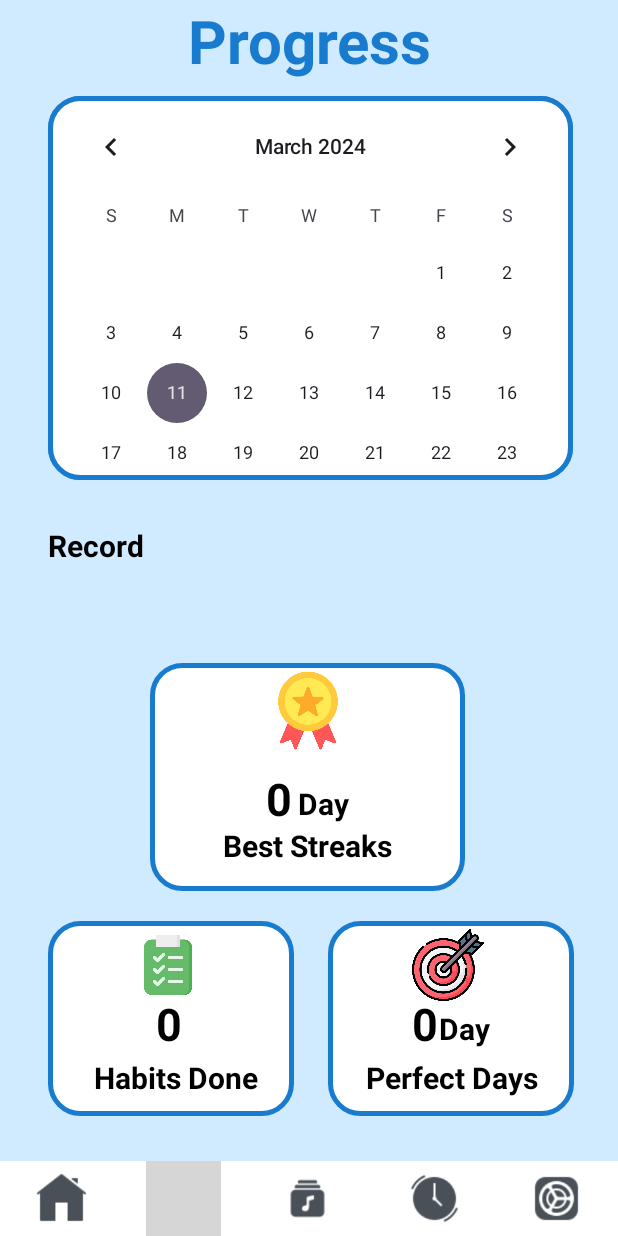
After one commit to TruongDang23/project_mobile_habit_tracked, an Android app: the Progress_total screen opened directly, with no data from a screen before it, on a phone screen of 412 x 824 dp. The commit adds this screen. Run offline under Robolectric (Android 15) with nearby library versions, the phone set to English and light mode, and no system bars; grey boxes are pictures that could not be loaded.

Commit message:
Progress_total
Xong Progress_total

```diff
--- a/app/src/main/java/com/example/finalproject/MainActivity.java
+++ b/app/src/main/java/com/example/finalproject/MainActivity.java
@@ -8,7 +8,7 @@ import android.widget.Button;
 import android.view.View;
 
 public class MainActivity extends AppCompatActivity {
-    Button btnWelcome, btnHomeMain;
+    Button btnWelcome, btnHomeMain, btnProgress;
 
     @Override
     protected void onCreate(Bundle savedInstanceState) {
@@ -27,5 +27,12 @@ public class MainActivity extends AppCompatActivity {
             startActivity(intent);
         });
 
+        btnProgress=findViewById(R.id.button2);
+        btnProgress.setOnClickListener(new View.OnClickListener() {
+            @Override
+            public void onClick(View v) {
+                setContentView(R.layout.activity_progress_total);
+            }
+        });
     }
 }
--- /dev/null
+++ b/app/src/main/java/com/example/finalproject/Progress_total.java
@@ -0,0 +1,16 @@
+package com.example.finalproject;
+
+import androidx.appcompat.app.AppCompatActivity;
+
+import android.os.Bundle;
+
+import com.example.finalproject.R;
+
+public class Progress_total extends AppCompatActivity {
+
+    @Override
+    protected void onCreate(Bundle savedInstanceState) {
+        super.onCreate(savedInstanceState);
+        setContentView(R.layout.activity_progress_total);
+    }
+}
--- a/app/src/main/res/drawable/btn_background.xml
+++ b/app/src/main/res/drawable/btn_background.xml
@@ -2,6 +2,7 @@
 <shape xmlns:android="http://schemas.android.com/apk/res/android"
     android:padding="8dp"
     android:shape="rectangle">
+    <solid android:color="@color/white"/>
     <stroke
         android:width="3dp"
         android:color="#187BCE" />
--- a/app/src/main/res/layout/activity_main.xml
+++ b/app/src/main/res/layout/activity_main.xml
@@ -36,7 +36,7 @@
                 android:id="@+id/button2"
                 android:layout_width="wrap_content"
                 android:layout_height="wrap_content"
-                android:text="Button 2" />
+                android:text="Progress" />
             <Button
                 android:layout_margin="10dp"
                 android:id="@+id/button3"
--- /dev/null
+++ b/app/src/main/res/layout/activity_progress_total.xml
@@ -0,0 +1,304 @@
+<?xml version="1.0" encoding="utf-8"?>
+<androidx.constraintlayout.widget.ConstraintLayout xmlns:android="http://schemas.android.com/apk/res/android"
+    xmlns:app="http://schemas.android.com/apk/res-auto"
+    xmlns:tools="http://schemas.android.com/tools"
+    android:layout_width="match_parent"
+    android:layout_height="match_parent"
+    tools:context=".Progress_total"
+    android:background="#d0ebff">
+
+    <CalendarView
+        android:background="@drawable/btn_background"
+        android:id="@+id/calendarView"
+        android:layout_width="350dp"
+        android:layout_height="256dp"
+        android:layout_marginStart="32dp"
+        android:layout_marginTop="64dp"
+        app:layout_constraintStart_toStartOf="parent"
+        app:layout_constraintTop_toTopOf="parent" />
+
+    <TextView
+        android:id="@+id/textView14"
+        android:layout_width="match_parent"
+        android:layout_height="wrap_content"
+        android:text="Progress"
+        android:gravity="center"
+        android:textColor="@color/Blue"
+        android:textSize="40dp"
+        android:textStyle="bold"
+        app:layout_constraintStart_toStartOf="parent"
+        app:layout_constraintTop_toTopOf="parent" />
+
+    <androidx.constraintlayout.widget.ConstraintLayout
+        android:layout_width="210dp"
+        android:layout_height="152dp"
+        android:layout_marginStart="100dp"
+        android:layout_marginBottom="230dp"
+        android:background="@drawable/btn_background"
+        app:layout_constraintBottom_toBottomOf="parent"
+        app:layout_constraintStart_toStartOf="parent">
+
+        <ImageView
+            android:id="@+id/imageView4"
+            android:layout_width="68dp"
+            android:layout_height="55dp"
+            android:layout_marginTop="4dp"
+            android:background="@color/white"
+            app:layout_constraintEnd_toEndOf="parent"
+            app:layout_constraintStart_toStartOf="parent"
+            app:layout_constraintTop_toTopOf="parent"
+            app:srcCompat="@drawable/ic_medal" />
+
+        <TextView
+            android:id="@+id/textView24"
+            android:layout_width="36dp"
+            android:layout_height="27dp"
+            android:layout_marginTop="80dp"
+            android:layout_marginEnd="75dp"
+            android:text="Day"
+            android:textSize="20dp"
+            android:textStyle="bold"
+            android:textColor="@color/black"
+            app:layout_constraintEnd_toEndOf="parent"
+            app:layout_constraintTop_toTopOf="parent" />
+
+        <TextView
+            android:id="@+id/textView26"
+            android:layout_width="wrap_content"
+            android:layout_height="wrap_content"
+            android:layout_marginTop="108dp"
+            android:text="Best Streaks"
+            android:textSize="20sp"
+            android:textStyle="bold"
+            android:textColor="@color/black"
+            app:layout_constraintEnd_toEndOf="parent"
+            app:layout_constraintStart_toStartOf="parent"
+            app:layout_constraintTop_toTopOf="parent" />
+
+        <TextView
+            android:id="@+id/txtBestStreaks"
+            android:layout_width="wrap_content"
+            android:layout_height="wrap_content"
+            android:layout_marginTop="70dp"
+            android:layout_marginEnd="115dp"
+            android:text="0"
+            android:textStyle="bold"
+            android:textColor="@color/black"
+            android:textSize="30sp"
+            app:layout_constraintEnd_toEndOf="parent"
+            app:layout_constraintTop_toTopOf="parent" />
+    </androidx.constraintlayout.widget.ConstraintLayout>
+
+    <TextView
+        android:id="@+id/textView15"
+        android:layout_width="wrap_content"
+        android:layout_height="wrap_content"
+        android:layout_marginStart="32dp"
+        android:layout_marginTop="350dp"
+        android:text="Record"
+        android:textColor="@color/black"
+        android:textSize="20dp"
+        android:textStyle="bold"
+        app:layout_constraintStart_toStartOf="parent"
+        app:layout_constraintTop_toTopOf="parent"
+        tools:ignore="TextSizeCheck" />
+
+    <androidx.constraintlayout.widget.ConstraintLayout
+        android:layout_width="164dp"
+        android:layout_height="130dp"
+        android:background="@drawable/btn_background"
+        android:layout_marginStart="32dp"
+        android:layout_marginBottom="80dp"
+        app:layout_constraintBottom_toBottomOf="parent"
+        app:layout_constraintStart_toStartOf="parent">
+
+        <ImageView
+            android:id="@+id/imageView5"
+            android:layout_width="48dp"
+            android:layout_height="48dp"
+            android:layout_marginStart="56dp"
+            android:layout_marginTop="5dp"
+            app:layout_constraintStart_toStartOf="parent"
+            app:layout_constraintTop_toTopOf="parent"
+            app:srcCompat="@drawable/ic_checklist" />
+
+        <TextView
+            android:id="@+id/txtHabitDone"
+            android:layout_width="wrap_content"
+            android:layout_height="wrap_content"
+            android:layout_marginStart="72dp"
+            android:layout_marginTop="48dp"
+            android:text="0"
+            android:textStyle="bold"
+            android:textColor="@color/black"
+            android:textSize="30sp"
+            app:layout_constraintStart_toStartOf="parent"
+            app:layout_constraintTop_toTopOf="parent" />
+
+        <TextView
+            android:id="@+id/textView30"
+            android:layout_width="wrap_content"
+            android:layout_height="wrap_content"
+            android:layout_marginEnd="24dp"
+            android:layout_marginBottom="12dp"
+            android:text="Habits Done"
+            android:textSize="20sp"
+            android:textStyle="bold"
+            android:textColor="@color/black"
+            app:layout_constraintBottom_toBottomOf="parent"
+            app:layout_constraintEnd_toEndOf="parent" />
+    </androidx.constraintlayout.widget.ConstraintLayout>
+
+    <androidx.constraintlayout.widget.ConstraintLayout
+        android:layout_width="164dp"
+        android:layout_height="130dp"
+        android:layout_marginEnd="29dp"
+        android:layout_marginBottom="80dp"
+        android:background="@drawable/btn_background"
+        app:layout_constraintBottom_toBottomOf="parent"
+        app:layout_constraintEnd_toEndOf="parent">
+
+        <ImageView
+            android:id="@+id/imageView6"
+            android:layout_width="48dp"
+            android:layout_height="48dp"
+            android:layout_marginStart="56dp"
+            android:layout_marginTop="5dp"
+            app:layout_constraintStart_toStartOf="parent"
+            app:layout_constraintTop_toTopOf="parent"
+            app:srcCompat="@drawable/ic_target" />
+
+        <TextView
+            android:id="@+id/txtPerfectDay"
+            android:layout_width="wrap_content"
+            android:layout_height="wrap_content"
+            android:layout_marginStart="56dp"
+            android:layout_marginTop="48dp"
+            android:text="0"
+            android:textStyle="bold"
+            android:textColor="@color/black"
+            android:textSize="30sp"
+            app:layout_constraintStart_toStartOf="parent"
+            app:layout_constraintTop_toTopOf="parent" />
+
+        <TextView
+            android:id="@+id/textView31"
+            android:layout_width="wrap_content"
+            android:layout_height="wrap_content"
+            android:layout_marginTop="58dp"
+            android:layout_marginEnd="56dp"
+            android:text="Day"
+            android:textStyle="bold"
+            android:textColor="@color/black"
+            android:textSize="20sp"
+            app:layout_constraintEnd_toEndOf="parent"
+            app:layout_constraintTop_toTopOf="parent" />
+
+        <TextView
+            android:id="@+id/textView32"
+            android:layout_width="wrap_content"
+            android:layout_height="wrap_content"
+            android:layout_marginEnd="24dp"
+            android:layout_marginBottom="12dp"
+            android:text="Perfect Days"
+            android:textStyle="bold"
+            android:textColor="@color/black"
+            android:textSize="20sp"
+            app:layout_constraintBottom_toBottomOf="parent"
+            app:layout_constraintEnd_toEndOf="parent" />
+    </androidx.constraintlayout.widget.ConstraintLayout>
+
+    <androidx.constraintlayout.widget.ConstraintLayout
+        android:layout_width="match_parent"
+        android:layout_height="50dp"
+        android:background="#FFFFFF"
+        app:layout_constraintBottom_toBottomOf="parent"
+        app:layout_constraintEnd_toEndOf="parent">
+
+        <ImageButton
+            android:id="@+id/ib_home"
+            android:layout_width="50dp"
+            android:layout_height="wrap_content"
+            android:background="@null"
+            android:contentDescription="NULL"
+            android:padding="8dp"
+            android:scaleType="fitXY"
+            android:src="@drawable/home_home"
+            app:layout_constraintBottom_toBottomOf="parent"
+            app:layout_constraintEnd_toEndOf="parent"
+            app:layout_constraintHorizontal_bias="0.044"
+            app:layout_constraintStart_toStartOf="parent"
+            app:layout_constraintTop_toTopOf="parent"
+            app:layout_constraintVertical_bias="0.0"
+            app:tint="#495057" />
+
+        <ImageButton
+            android:id="@+id/ib_graph"
+            android:layout_width="50dp"
+            android:layout_height="wrap_content"
+            android:background="@null"
+            android:contentDescription="NULL"
+            android:padding="8dp"
+            android:scaleType="fitXY"
+            android:src="@drawable/home_graph"
+            app:layout_constraintBottom_toBottomOf="parent"
+            app:layout_constraintEnd_toEndOf="parent"
+            app:layout_constraintHorizontal_bias="0.268"
+            app:layout_constraintStart_toStartOf="parent"
+            app:layout_constraintTop_toTopOf="parent"
+            app:layout_constraintVertical_bias="0.0"
+            app:tint="@color/Blue" />
+
+        <ImageButton
+            android:id="@+id/ib_music"
+            android:layout_width="50dp"
+            android:layout_height="wrap_content"
+            android:background="@null"
+            android:contentDescription="NULL"
+            android:padding="8dp"
+            android:scaleType="fitXY"
+            android:src="@drawable/home_music"
+            app:layout_constraintBottom_toBottomOf="parent"
+            app:layout_constraintEnd_toEndOf="parent"
+            app:layout_constraintHorizontal_bias="0.498"
+            app:layout_constraintStart_toStartOf="parent"
+            app:layout_constraintTop_toTopOf="parent"
+            app:layout_constraintVertical_bias="0.0"
+            app:tint="#495057" />
+
+        <ImageButton
+            android:id="@+id/ib_clock"
+            android:layout_width="50dp"
+            android:layout_height="wrap_content"
+            android:background="@null"
+            android:contentDescription="NULL"
+            android:padding="8dp"
+            android:scaleType="fitXY"
+            android:src="@drawable/home_clock"
+            app:layout_constraintBottom_toBottomOf="parent"
+            app:layout_constraintEnd_toEndOf="parent"
+            app:layout_constraintHorizontal_bias="0.731"
+            app:layout_constraintStart_toStartOf="parent"
+            app:layout_constraintTop_toTopOf="parent"
+            app:layout_constraintVertical_bias="0.0"
+            app:tint="#495057" />
+
+        <ImageButton
+            android:id="@+id/ib_settings"
+            android:layout_width="50dp"
+            android:layout_height="wrap_content"
+            android:background="@null"
+            android:contentDescription="NULL"
+            android:padding="8dp"
+            android:scaleType="fitXY"
+            android:src="@drawable/home_setting"
+            app:layout_constraintBottom_toBottomOf="parent"
+            app:layout_constraintEnd_toEndOf="parent"
+            app:layout_constraintHorizontal_bias="0.955"
+            app:layout_constraintStart_toStartOf="parent"
+            app:layout_constraintTop_toTopOf="parent"
+            app:layout_constraintVertical_bias="0.0"
+            app:tint="#495057" />
+
+    </androidx.constraintlayout.widget.ConstraintLayout>
+</androidx.constraintlayout.widget.ConstraintLayout>
--- a/build.gradle
+++ b/build.gradle
@@ -1,5 +1,6 @@
 buildscript {
     dependencies {
+        classpath 'com.android.tools.build:gradle:4.1.0'
         classpath 'com.google.gms:google-services:4.4.1'
     }
 }// Top-level build file where you can add configuration options common to all sub-projects/modules.
--- a/settings.gradle
+++ b/settings.gradle
@@ -4,6 +4,11 @@ pluginManagement {
         mavenCentral()
         jcenter()
         gradlePluginPortal()
+    }
+    plugins {
+        id 'com.android.application' version '7.1.0-alpha12'
+        id 'com.android.library' version '7.1.0-alpha12'
+        id 'org.jetbrains.kotlin.android' version '1.5.21'
     }
 }
 dependencyResolutionManagement {
```
Also changed, not shown: app/src/main/AndroidManifest.xml (+7 -4 lines), app/src/main/res/drawable/ic_checklist.png (added), app/src/main/res/drawable/ic_medal.png (added), app/src/main/res/drawable/ic_target.png (added).
